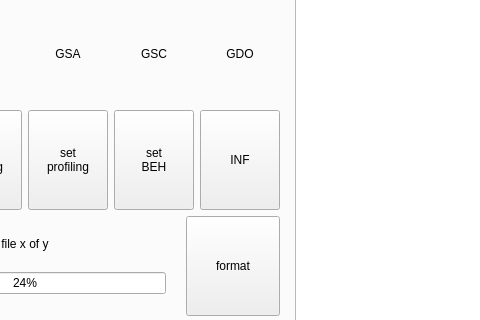
LowellInstruments/bix, file bix/gui/gui.ui: the form before one commit; both pictures show x 255 to 735 and y 279 to 599 of the 855 by 748 pixel window.
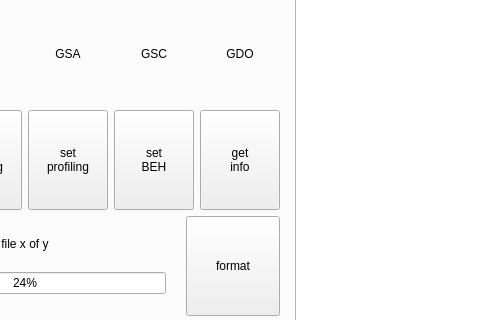
The form after the commit. Icons and pictures are not drawn.

```diff
--- a/bix/gui/gui.ui
+++ b/bix/gui/gui.ui
@@ -658,7 +658,8 @@
                      </size>
                     </property>
                     <property name="text">
-                     <string>INF</string>
+                     <string>get
+info</string>
                     </property>
                    </widget>
                   </item>
```
Left out of the diff: 2 changed lines with no effect on the pictures.
